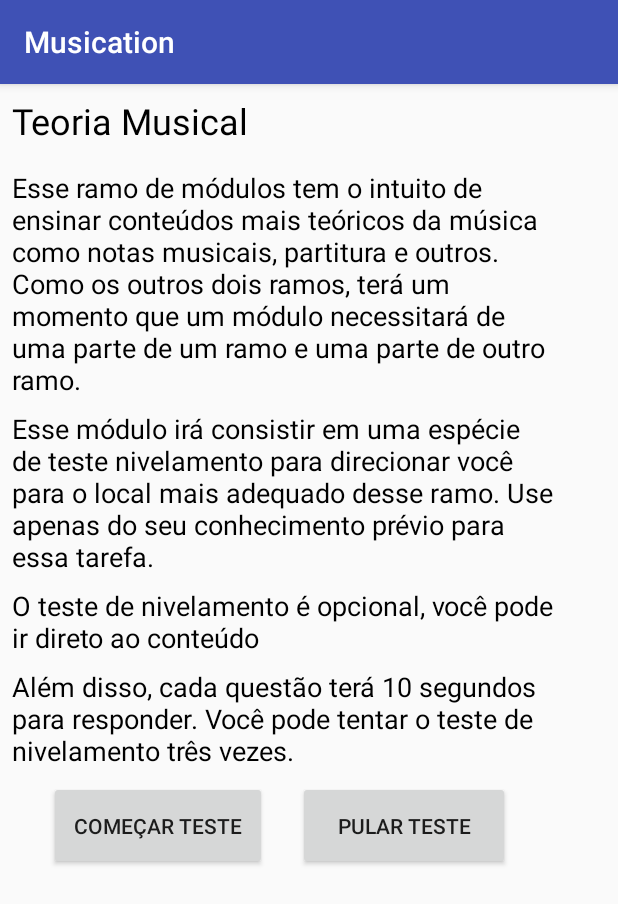
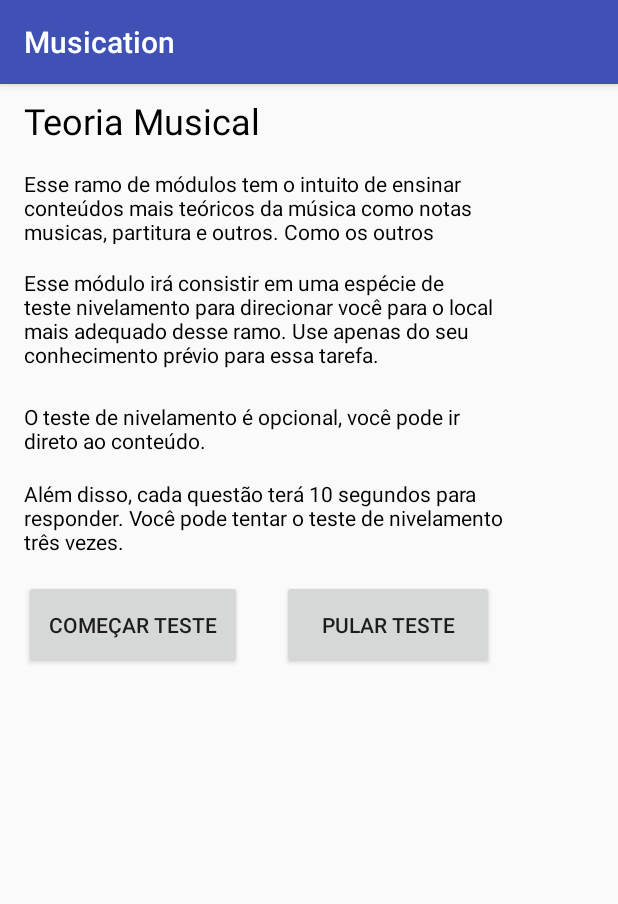
Before and after one commit to BrenoUSP/MusicApp, an Android app: the lvl1_content screen opened directly, with no data from a screen before it, after a tap on "TEORIA MUSICAL", on a phone screen of 412 x 824 dp. Shown: the top 904 px of the screen. Run offline under Robolectric (Android 15) with nearby library versions, the phone set to English and light mode, and no system bars.

Commit message:
Esqueletos de telas até nível 2 melhorados.

```diff
--- a/Software/Musication/app/build.gradle
+++ b/Software/Musication/app/build.gradle
@@ -16,10 +16,11 @@ android {
             proguardFiles getDefaultProguardFile('proguard-android.txt'), 'proguard-rules.pro'
         }
     }
+    buildToolsVersion '27.0.3'
 }
 
 dependencies {
-    implementation fileTree(dir: 'libs', include: ['*.jar'])
+    implementation fileTree(include: ['*.jar'], dir: 'libs')
     implementation 'com.android.support:appcompat-v7:27.1.1'
     implementation 'com.android.support.constraint:constraint-layout:1.1.0'
     implementation 'com.android.support:design:27.1.1'
--- a/Software/Musication/app/src/main/java/efestus/musication/lvl1_content.java
+++ b/Software/Musication/app/src/main/java/efestus/musication/lvl1_content.java
@@ -47,5 +47,19 @@ public class lvl1_content extends AppCompatActivity {
                 startActivity(intent);
             }
         });
+
+        Button but5 = (Button) findViewById(R.id.button5);
+
+        if(pref.getInt("level", 0) > 1){
+            but5.setVisibility(View.VISIBLE);
+        }
+
+        but5.setOnClickListener(new View.OnClickListener() {
+            @Override
+            public void onClick(View view) {
+                Intent intent = new Intent(lvl1_content.this, lvl2_content.class);
+                startActivity(intent);
+            }
+        });
     }
 }
--- a/Software/Musication/app/src/main/java/efestus/musication/lvl2_notmus_2.java
+++ b/Software/Musication/app/src/main/java/efestus/musication/lvl2_notmus_2.java
@@ -31,7 +31,7 @@ public class lvl2_notmus_2 extends AppCompatActivity {
         Button but1 = (Button) findViewById(R.id.button5);
         Button but2 = (Button) findViewById(R.id.button4);
         Button but3 = (Button) findViewById(R.id.button3);
-        Button but4 = (Button) findViewById(R.id.button3);
+        Button but4 = (Button) findViewById(R.id.button2);
         Button but5 = (Button) findViewById(R.id.button1);
 
         switch (but) {
@@ -98,7 +98,7 @@ public class lvl2_notmus_2 extends AppCompatActivity {
         Button but1 = (Button) findViewById(R.id.button5);
         Button but2 = (Button) findViewById(R.id.button4);
         Button but3 = (Button) findViewById(R.id.button3);
-        Button but4 = (Button) findViewById(R.id.button3);
+        Button but4 = (Button) findViewById(R.id.button2);
         Button but5 = (Button) findViewById(R.id.button1);
 
         int[] vet = new int[7];
@@ -365,7 +365,7 @@ public class lvl2_notmus_2 extends AppCompatActivity {
         final Button but1 = (Button) findViewById(R.id.button5);
         final Button but2 = (Button) findViewById(R.id.button4);
         final Button but3 = (Button) findViewById(R.id.button3);
-        final Button but4 = (Button) findViewById(R.id.button3);
+        final Button but4 = (Button) findViewById(R.id.button2);
         final Button but5 = (Button) findViewById(R.id.button1);
         Button but6 = (Button) findViewById(R.id.button6);
 
--- a/Software/Musication/app/src/main/res/layout/activity_lvl1_content.xml
+++ b/Software/Musication/app/src/main/res/layout/activity_lvl1_content.xml
@@ -6,27 +6,6 @@
     android:layout_height="match_parent"
     android:background="#77b6ea"
     tools:context=".lvl1_content">
-
-    <Button
-        android:id="@+id/button6"
-        android:layout_width="99dp"
-        android:layout_height="67dp"
-        android:layout_marginBottom="8dp"
-        android:layout_marginEnd="8dp"
-        android:layout_marginLeft="8dp"
-        android:layout_marginRight="8dp"
-        android:layout_marginStart="8dp"
-        android:layout_marginTop="8dp"
-        android:background="@android:color/holo_orange_light"
-        android:enabled="true"
-        android:text="Próximo nível"
-        android:visibility="invisible"
-        app:layout_constraintBottom_toBottomOf="parent"
-        app:layout_constraintEnd_toEndOf="parent"
-        app:layout_constraintHorizontal_bias="0.921"
-        app:layout_constraintStart_toStartOf="parent"
-        app:layout_constraintTop_toTopOf="parent"
-        app:layout_constraintVertical_bias="0.952" />
 
     <Button
         android:id="@+id/button5"
@@ -38,7 +17,6 @@
         android:layout_marginRight="8dp"
         android:layout_marginStart="8dp"
         android:layout_marginTop="8dp"
-        android:background="@android:color/holo_blue_dark"
         android:enabled="true"
         android:text="Próximo nível"
         android:visibility="invisible"
@@ -47,27 +25,7 @@
         app:layout_constraintHorizontal_bias="0.501"
         app:layout_constraintStart_toStartOf="parent"
         app:layout_constraintTop_toTopOf="parent"
-        app:layout_constraintVertical_bias="0.952" />
-
-    <Button
-        android:id="@+id/button4"
-        android:layout_width="99dp"
-        android:layout_height="67dp"
-        android:layout_marginBottom="8dp"
-        android:layout_marginEnd="8dp"
-        android:layout_marginLeft="8dp"
-        android:layout_marginRight="8dp"
-        android:layout_marginStart="8dp"
-        android:layout_marginTop="8dp"
-        android:background="@android:color/holo_red_light"
-        android:text="Próximo nível"
-        android:visibility="invisible"
-        app:layout_constraintBottom_toBottomOf="parent"
-        app:layout_constraintEnd_toEndOf="parent"
-        app:layout_constraintHorizontal_bias="0.07"
-        app:layout_constraintStart_toStartOf="parent"
-        app:layout_constraintTop_toTopOf="parent"
-        app:layout_constraintVertical_bias="0.952" />
+        app:layout_constraintVertical_bias="0.948" />
 
     <Button
         android:id="@+id/button3"
--- a/Software/Musication/app/src/main/res/layout/activity_lvl1_teomus_1.xml
+++ b/Software/Musication/app/src/main/res/layout/activity_lvl1_teomus_1.xml
@@ -2,20 +2,16 @@
 <android.support.constraint.ConstraintLayout xmlns:android="http://schemas.android.com/apk/res/android"
     xmlns:app="http://schemas.android.com/apk/res-auto"
     xmlns:tools="http://schemas.android.com/tools"
-    android:layout_width="wrap_content"
+    android:layout_width="match_parent"
     android:layout_height="match_parent"
     tools:context=".lvl1_teomus_1">
 
     <ScrollView
-        android:id="@+id/scrollView4"
-        android:layout_width="368dp"
-        android:layout_height="0dp"
-        android:layout_marginBottom="8dp"
-        android:layout_marginEnd="8dp"
+        android:id="@+id/scrollView3"
+        android:layout_width="371dp"
+        android:layout_height="504dp"
         android:layout_marginLeft="8dp"
-        android:layout_marginRight="8dp"
         android:layout_marginStart="8dp"
-        android:layout_marginTop="8dp"
         app:layout_constraintBottom_toBottomOf="parent"
         app:layout_constraintEnd_toEndOf="parent"
         app:layout_constraintHorizontal_bias="0.0"
@@ -25,73 +21,117 @@
 
         <LinearLayout
             android:layout_width="wrap_content"
-            android:layout_height="wrap_content"
+            android:layout_height="match_parent"
             android:orientation="vertical">
 
             <TextView
-                android:id="@+id/textView"
+                android:id="@+id/textView3"
+                android:layout_width="325dp"
+                android:layout_height="wrap_content"
+                android:layout_marginBottom="8dp"
+                android:layout_marginEnd="8dp"
+                android:layout_marginLeft="8dp"
+                android:layout_marginRight="8dp"
+                android:layout_marginStart="8dp"
+                android:layout_marginTop="8dp"
+                android:text="Teoria Musical "
+                android:textColor="@android:color/background_dark"
+                android:textSize="24sp"
+                app:layout_constraintBottom_toBottomOf="parent"
+                app:layout_constraintEnd_toEndOf="parent"
+                app:layout_constraintHorizontal_bias="0.039"
+                app:layout_constraintStart_toStartOf="parent"
+                app:layout_constraintTop_toTopOf="parent"
+                app:layout_constraintVertical_bias="0.017" />
+
+            <TextView
+                android:id="@+id/textView10"
+                android:layout_width="match_parent"
+                android:layout_height="50dp"
+                android:layout_marginBottom="8dp"
+                android:layout_marginEnd="8dp"
+                android:layout_marginLeft="8dp"
+                android:layout_marginRight="8dp"
+                android:layout_marginStart="8dp"
+                android:layout_marginTop="8dp"
+                android:text="Esse ramo de módulos tem o intuito de ensinar conteúdos mais teóricos da música como notas musicas, partitura e outros. Como os outros dois ramos, terá um momento que um módulo necessitará de uma parte de um ramo e uma parte de outro ramo. "
+                android:textColor="@android:color/background_dark"
+                app:layout_constraintBottom_toBottomOf="parent"
+                app:layout_constraintEnd_toEndOf="parent"
+                app:layout_constraintStart_toStartOf="parent"
+                app:layout_constraintTop_toTopOf="parent"
+                app:layout_constraintVertical_bias="0.136" />
+
+            <TextView
+                android:id="@+id/textView11"
+                android:layout_width="match_parent"
+                android:layout_height="73dp"
+                android:layout_marginBottom="8dp"
+                android:layout_marginEnd="8dp"
+                android:layout_marginLeft="8dp"
+                android:layout_marginRight="8dp"
+                android:layout_marginStart="8dp"
+                android:layout_marginTop="8dp"
+                android:baselineAligned="false"
+                android:text="Esse módulo irá consistir em uma espécie de teste nivelamento para direcionar você para o local mais adequado desse ramo. Use apenas do seu conhecimento prévio para essa tarefa. "
+                android:textColor="@android:color/background_dark"
+                app:layout_constraintBottom_toBottomOf="parent"
+                app:layout_constraintEnd_toEndOf="parent"
+                app:layout_constraintStart_toStartOf="parent"
+                app:layout_constraintTop_toTopOf="parent"
+                app:layout_constraintVertical_bias="0.81" />
+
+            <TextView
+                android:id="@+id/textView14"
                 android:layout_width="match_parent"
                 android:layout_height="wrap_content"
-                android:text="Teoria Musical "
+                android:layout_marginBottom="8dp"
+                android:layout_marginEnd="8dp"
+                android:layout_marginLeft="8dp"
+                android:layout_marginRight="8dp"
+                android:layout_marginStart="8dp"
+                android:layout_marginTop="8dp"
+                android:text="O teste de nivelamento é opcional, você pode ir direto ao conteúdo. "
                 android:textColor="@android:color/background_dark"
-                android:textSize="24sp" />
+                app:layout_constraintBottom_toBottomOf="parent"
+                app:layout_constraintEnd_toEndOf="parent"
+                app:layout_constraintStart_toStartOf="parent"
+                app:layout_constraintTop_toTopOf="parent"
+                app:layout_constraintVertical_bias="0.918" />
 
             <TextView
-                android:id="@+id/textView21"
+                android:id="@+id/textView15"
                 android:layout_width="match_parent"
                 android:layout_height="wrap_content"
-                android:layout_marginTop="16dp"
-                android:text="Esse ramo de módulos tem o intuito de ensinar conteúdos mais teóricos da música como notas musicais, partitura e outros. Como os outros dois ramos, terá um momento que um módulo necessitará de uma parte de um ramo e uma parte de outro ramo."
-                android:textColor="@android:color/black"
-                android:textSize="18sp"
-                app:layout_constraintTop_toBottomOf="@+id/textView"
-                tools:layout_editor_absoluteX="118dp"
-                tools:layout_editor_absoluteY="82dp" />
-
-            <TextView
-                android:id="@+id/textView24"
-                android:layout_width="match_parent"
-                android:layout_height="wrap_content"
-                android:layout_marginTop="8dp"
-                android:text="Esse módulo irá consistir em uma espécie de teste nivelamento para direcionar você para o local mais adequado desse ramo. Use apenas do seu conhecimento prévio para essa tarefa."
-                android:textColor="@android:color/background_dark"
-                android:textSize="18sp"
-                app:layout_constraintTop_toBottomOf="@+id/textView21"
-                tools:layout_editor_absoluteX="8dp"
-                tools:layout_editor_absoluteY="245dp" />
-
-            <TextView
-                android:id="@+id/textView25"
-                android:layout_width="match_parent"
-                android:layout_height="wrap_content"
-                android:layout_marginTop="8dp"
-                android:text="O teste de nivelamento é opcional, você pode ir direto ao conteúdo"
-                android:textColor="@android:color/background_dark"
-                android:textSize="18sp"
-                app:layout_constraintTop_toBottomOf="@+id/textView24" />
-
-            <TextView
-                android:id="@+id/textView26"
-                android:layout_width="match_parent"
-                android:layout_height="wrap_content"
+                android:layout_marginBottom="8dp"
+                android:layout_marginEnd="8dp"
+                android:layout_marginLeft="8dp"
+                android:layout_marginRight="8dp"
+                android:layout_marginStart="8dp"
                 android:layout_marginTop="8dp"
                 android:text="Além disso, cada questão terá 10 segundos para responder. Você pode tentar o teste de nivelamento três vezes."
                 android:textColor="@android:color/background_dark"
-                android:textSize="18sp"
-                app:layout_constraintTop_toBottomOf="@+id/textView24" />
+                app:layout_constraintBottom_toBottomOf="@+id/scrollView3"
+                app:layout_constraintEnd_toEndOf="parent"
+                app:layout_constraintHorizontal_bias="0.507"
+                app:layout_constraintStart_toStartOf="parent"
+                app:layout_constraintTop_toTopOf="parent"
+                app:layout_constraintVertical_bias="0.928" />
 
             <android.support.constraint.ConstraintLayout
                 android:layout_width="match_parent"
-                android:layout_height="match_parent">
+                android:layout_height="match_parent"
+                tools:layout_editor_absoluteX="16dp"
+                tools:layout_editor_absoluteY="450dp">
 
                 <Button
                     android:id="@+id/button2"
                     android:layout_width="141dp"
                     android:layout_height="59dp"
                     android:layout_marginBottom="8dp"
-                    android:layout_marginEnd="36dp"
+                    android:layout_marginEnd="20dp"
                     android:layout_marginLeft="8dp"
-                    android:layout_marginRight="36dp"
+                    android:layout_marginRight="20dp"
                     android:layout_marginStart="8dp"
                     android:layout_marginTop="8dp"
                     android:text="Pular teste"
@@ -108,14 +148,14 @@
                     android:layout_height="59dp"
                     android:layout_marginBottom="8dp"
                     android:layout_marginEnd="188dp"
-                    android:layout_marginLeft="8dp"
+                    android:layout_marginLeft="32dp"
                     android:layout_marginRight="188dp"
-                    android:layout_marginStart="8dp"
+                    android:layout_marginStart="32dp"
                     android:layout_marginTop="8dp"
                     android:text="Começar teste"
                     app:layout_constraintBottom_toBottomOf="parent"
                     app:layout_constraintEnd_toEndOf="parent"
-                    app:layout_constraintHorizontal_bias="0.629"
+                    app:layout_constraintHorizontal_bias="1.0"
                     app:layout_constraintStart_toStartOf="parent"
                     app:layout_constraintTop_toTopOf="parent"
                     app:layout_constraintVertical_bias="0.0" />
--- a/Software/Musication/app/src/main/res/layout/activity_lvl2_notmus_2.xml
+++ b/Software/Musication/app/src/main/res/layout/activity_lvl2_notmus_2.xml
@@ -63,7 +63,7 @@
         app:layout_constraintVertical_bias="0.826" />
 
     <Button
-        android:id="@+id/button3"
+        android:id="@+id/button2"
         android:layout_width="61dp"
         android:layout_height="57dp"
         android:layout_marginBottom="8dp"
```
